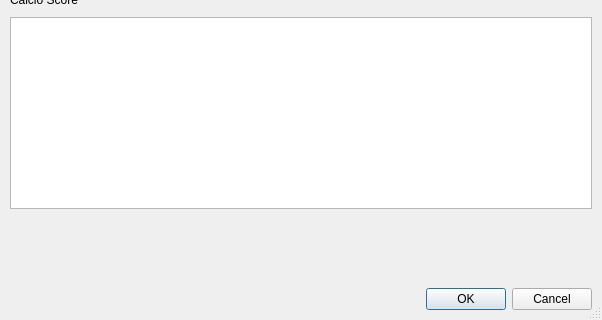
jbermudezcabrera/ControlDePacientes, file resources/uis/TACDialog.ui: the form before one commit; both pictures show x 0 to 602 and y 300 to 620 of the 602 by 620 pixel window.
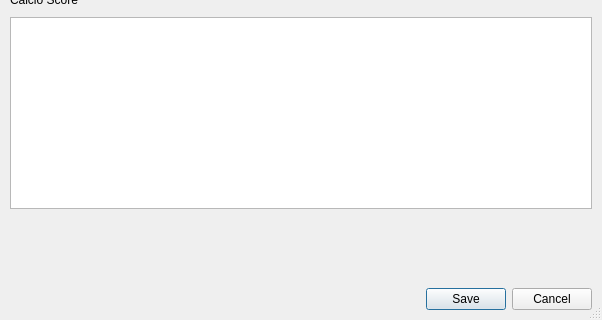
The form after the commit.

Commit message: translating default text in DialogButtonBoxes

Diff of the .ui file:
```diff
--- a/resources/uis/TACDialog.ui
+++ b/resources/uis/TACDialog.ui
@@ -92,7 +92,7 @@
    <item>
     <widget class="QDialogButtonBox" name="buttonBox">
      <property name="standardButtons">
-      <set>QDialogButtonBox::Cancel|QDialogButtonBox::Ok</set>
+      <set>QDialogButtonBox::Cancel|QDialogButtonBox::Save</set>
      </property>
     </widget>
    </item>
```
The commit also changes 6 other files.
